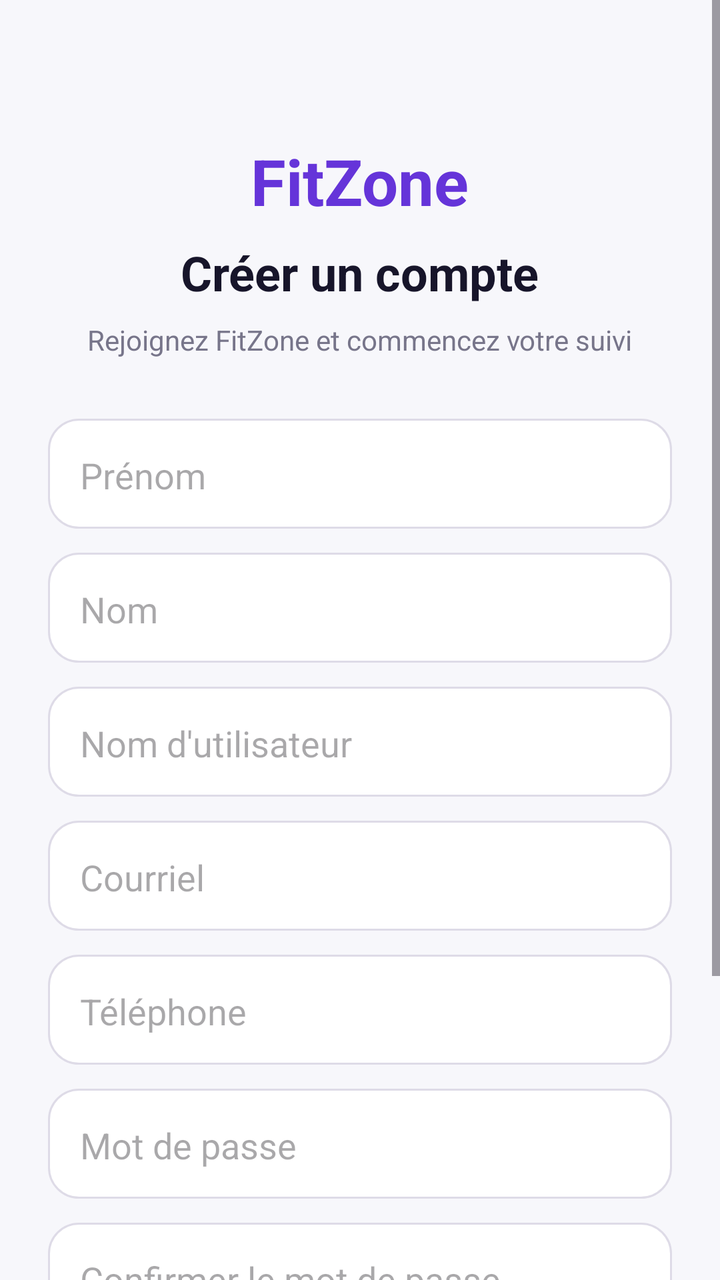
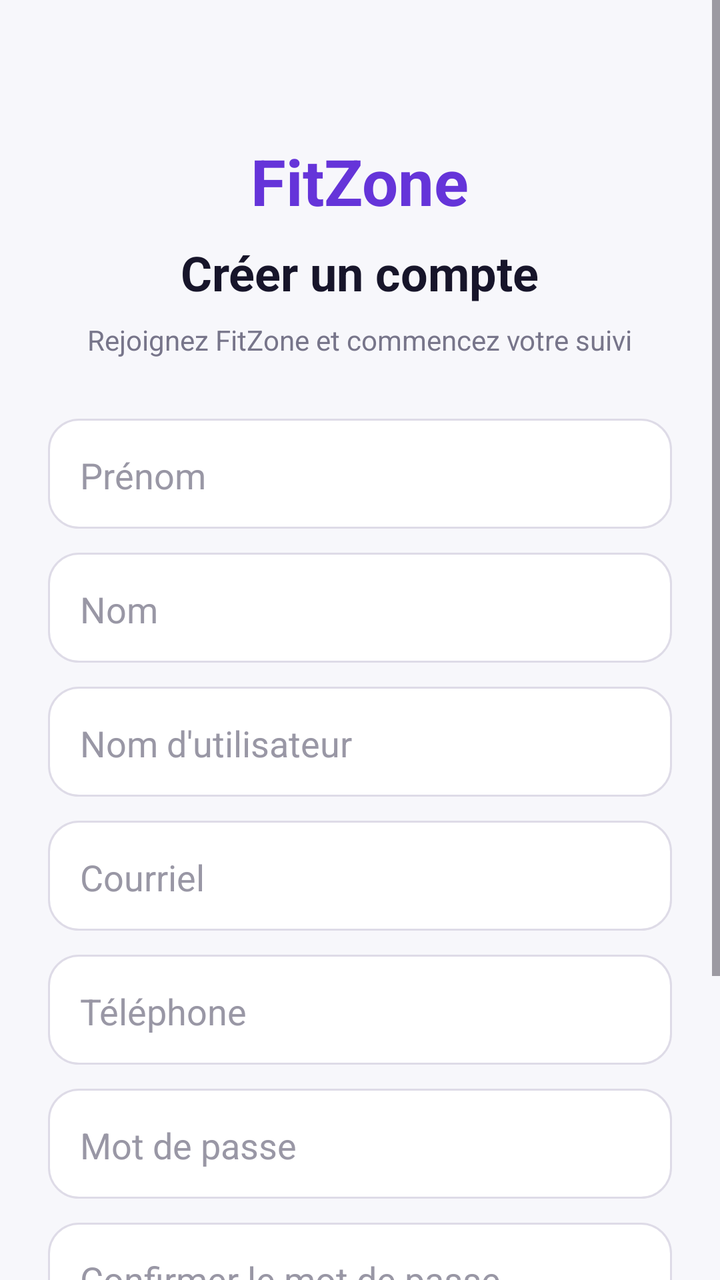

Screens rendered from an Android XML layout before and after an edit, with the pre-edit source and the edit as a unified diff.
<!-- AndroidManifest.xml: application theme Theme.Ramzi_mike_bryanfitzone -->
<!-- res/layout/activity_inscription.xml -->
<?xml version="1.0" encoding="utf-8"?>
<ScrollView
    xmlns:android="http://schemas.android.com/apk/res/android"
    android:layout_width="match_parent"
    android:layout_height="match_parent"
    android:background="#F7F7FB"
    android:fillViewport="true">

    ```
    <LinearLayout
        android:layout_width="match_parent"
        android:layout_height="wrap_content"
        android:orientation="vertical"
        android:padding="24dp"
        android:gravity="center_horizontal">

        <TextView
            android:layout_width="wrap_content"
            android:layout_height="wrap_content"
            android:layout_marginTop="45dp"
            android:text="FitZone"
            android:textColor="#6534D9"
            android:textSize="32sp"
            android:textStyle="bold"/>

        <TextView
            android:layout_width="wrap_content"
            android:layout_height="wrap_content"
            android:layout_marginTop="8dp"
            android:text="Créer un compte"
            android:textColor="#17152A"
            android:textSize="24sp"
            android:textStyle="bold"/>

        <TextView
            android:layout_width="wrap_content"
            android:layout_height="wrap_content"
            android:layout_marginTop="8dp"
            android:text="Rejoignez FitZone et commencez votre suivi"
            android:textColor="#77758A"
            android:textSize="14sp"/>

        

        <EditText
            android:id="@+id/editPrenomInscription"
            android:layout_width="match_parent"
            android:layout_height="55dp"
            android:layout_marginTop="30dp"
            android:hint="Prénom"
            android:inputType="textCapWords"
            android:padding="16dp"
            android:background="@drawable/bg_champ_recherche"/>

        

        <EditText
            android:id="@+id/editNomInscription"
            android:layout_width="match_parent"
            android:layout_height="55dp"
            android:layout_marginTop="12dp"
            android:hint="Nom"
            android:inputType="textCapWords"
            android:padding="16dp"
            android:background="@drawable/bg_champ_recherche"/>

        

        

        <EditText
            android:id="@+id/editUsernameInscription"
            android:layout_width="match_parent"
            android:layout_height="55dp"
            android:layout_marginTop="12dp"
            android:background="@drawable/bg_champ_recherche"
            android:hint="Nom d'utilisateur"
            android:inputType="text"
            android:padding="16dp" />

        <EditText
            android:id="@+id/editEmailInscription"
            android:layout_width="match_parent"
            android:layout_height="55dp"
            android:layout_marginTop="12dp"
            android:hint="Courriel"
            android:inputType="textEmailAddress"
            android:padding="16dp"
            android:background="@drawable/bg_champ_recherche"/>

        

        <EditText
            android:id="@+id/editTelephoneInscription"
            android:layout_width="match_parent"
            android:layout_height="55dp"
            android:layout_marginTop="12dp"
            android:hint="Téléphone"
            android:inputType="phone"
            android:padding="16dp"
            android:background="@drawable/bg_champ_recherche"/>

        

        <EditText
            android:id="@+id/editPasswordInscription"
            android:layout_width="match_parent"
            android:layout_height="55dp"
            android:layout_marginTop="12dp"
            android:hint="Mot de passe"
            android:inputType="textPassword"
            android:padding="16dp"
            android:background="@drawable/bg_champ_recherche"/>

        

        <EditText
            android:id="@+id/editConfirmationPasswordInscription"
            android:layout_width="match_parent"
            android:layout_height="55dp"
            android:layout_marginTop="12dp"
            android:hint="Confirmer le mot de passe"
            android:inputType="textPassword"
            android:padding="16dp"
            android:background="@drawable/bg_champ_recherche"/>

        <Button
            android:id="@+id/boutonCreerCompte"
            android:layout_width="match_parent"
            android:layout_height="55dp"
            android:layout_marginTop="25dp"
            android:text="Créer mon compte"
            android:textAllCaps="false"
            android:textColor="#FFFFFF"
            android:textSize="16sp"
            android:textStyle="bold"
            android:backgroundTint="#6534D9"/>

        <TextView
            android:id="@+id/boutonRetourConnexion"
            android:layout_width="wrap_content"
            android:layout_height="wrap_content"
            android:layout_marginTop="20dp"
            android:layout_marginBottom="30dp"
            android:text="Déjà un compte ? Se connecter"
            android:textColor="#6534D9"
            android:textSize="14sp"/>

    </LinearLayout>
    ```

</ScrollView>
<!-- resources referenced by this layout -->
<resources>
  <!-- drawable bg_champ_recherche (drawable) -->
  <?xml version="1.0" encoding="utf-8"?>
  <shape xmlns:android="http://schemas.android.com/apk/res/android"
      android:shape="rectangle">
  
      <solid android:color="#FFFFFF"/>
  
      <corners android:radius="15dp"/>
  
      <stroke
          android:width="1dp"
          android:color="#DEDBE7"/>
  
  </shape>
  <style name="Theme.Ramzi_mike_bryanfitzone" parent="Base.Theme.Ramzi_mike_bryanfitzone" />
  <style name="Base.Theme.Ramzi_mike_bryanfitzone" parent="Theme.Material3.DayNight.NoActionBar">
          
          
      </style>
</resources>

<!-- the commit's change to res/layout/activity_inscription.xml (unified diff, before → after) -->
@@ -6,7 +6,6 @@
     android:background="#F7F7FB"
     android:fillViewport="true">
 
-    ```
     <LinearLayout
         android:layout_width="match_parent"
         android:layout_height="wrap_content"
@@ -50,6 +49,8 @@
             android:hint="Prénom"
             android:inputType="textCapWords"
             android:padding="16dp"
+            android:textColor="#17152A"
+            android:textColorHint="#9997A5"
             android:background="@drawable/bg_champ_recherche"/>
 
         
@@ -62,9 +63,9 @@
             android:hint="Nom"
             android:inputType="textCapWords"
             android:padding="16dp"
+            android:textColor="#17152A"
+            android:textColorHint="#9997A5"
             android:background="@drawable/bg_champ_recherche"/>
-
-        
 
         
 
@@ -76,7 +77,11 @@
             android:background="@drawable/bg_champ_recherche"
             android:hint="Nom d'utilisateur"
             android:inputType="text"
-            android:padding="16dp" />
+            android:padding="16dp"
+            android:textColor="#17152A"
+            android:textColorHint="#9997A5" />
+
+        
 
         <EditText
             android:id="@+id/editEmailInscription"
@@ -86,6 +91,8 @@
             android:hint="Courriel"
             android:inputType="textEmailAddress"
             android:padding="16dp"
+            android:textColor="#17152A"
+            android:textColorHint="#9997A5"
             android:background="@drawable/bg_champ_recherche"/>
 
         
@@ -98,6 +105,8 @@
             android:hint="Téléphone"
             android:inputType="phone"
             android:padding="16dp"
+            android:textColor="#17152A"
+            android:textColorHint="#9997A5"
             android:background="@drawable/bg_champ_recherche"/>
 
         
@@ -110,6 +119,8 @@
             android:hint="Mot de passe"
             android:inputType="textPassword"
             android:padding="16dp"
+            android:textColor="#17152A"
+            android:textColorHint="#9997A5"
             android:background="@drawable/bg_champ_recherche"/>
 
         
@@ -122,6 +133,8 @@
             android:hint="Confirmer le mot de passe"
             android:inputType="textPassword"
             android:padding="16dp"
+            android:textColor="#17152A"
+            android:textColorHint="#9997A5"
             android:background="@drawable/bg_champ_recherche"/>
 
         <Button
@@ -147,6 +160,5 @@
             android:textSize="14sp"/>
 
     </LinearLayout>
-    ```
 
 </ScrollView>
